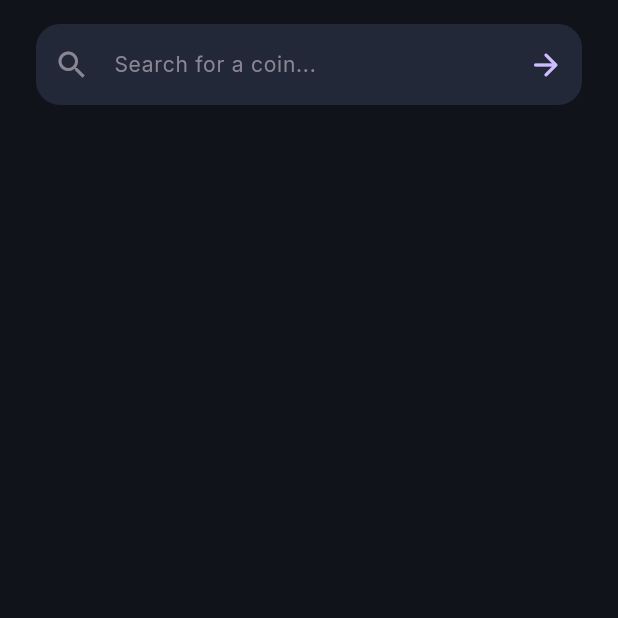
After one commit to Ashraf0Sherif/Crypto, a Flutter app: the SearchScreen screen opened directly, on a phone screen of 412 x 824 dp, the top half of it. The commit adds this screen. Run offline on Flutter 3.47's test engine with Material 3 defaults, Android fonts, the phone set to English and light mode, and no system bars; our stand-ins replace cached_network_image, dio, fl_chart, flutter_bloc, flutter_secure_storage, flutter_svg and 7 more; accounts and stored records are empty.

Commit message:
feat(search): integrate search module and update main navigation
- Added full search capabilities including live API integration and persistent local history.
- Reorganized the bottom navigation flow to prioritize search and refactored the presentation layer to promote UI reusability.

```diff
--- /dev/null
+++ b/devtools_options.yaml
@@ -0,0 +1,3 @@
+description: This file stores settings for Dart & Flutter DevTools.
+documentation: https://docs.flutter.dev/tools/devtools/extensions#configure-extension-enablement-states
+extensions:
--- a/lib/core/di/dependency_injection.dart
+++ b/lib/core/di/dependency_injection.dart
@@ -7,6 +7,8 @@ import '../../features/coin_details/data/repos/coin_details_repo.dart';
 import '../../features/coin_details/logic/coin_details_cubit.dart';
 import '../../features/home/data/repos/home_repo.dart';
 import '../../features/home/logic/home_cubit.dart';
+import '../../features/search/data/repos/search_repo.dart';
+import '../../features/search/logic/search_cubit.dart';
 import '../local/hive/hive_service.dart';
 import '../local/secure_storage_service.dart';
 import '../networking/api_services.dart';
@@ -42,4 +44,8 @@ Future<void> setupGetIt() async {
   // Auth
   getIt.registerLazySingleton<AuthRepo>(() => AuthRepo(getIt()));
   getIt.registerFactory<AuthCubit>(() => AuthCubit(getIt()));
+
+  // Search
+  getIt.registerLazySingleton<SearchRepo>(() => SearchRepo(getIt(), getIt()));
+  getIt.registerFactory<SearchCubit>(() => SearchCubit(getIt()));
 }
--- a/lib/core/routing/app_router.dart
+++ b/lib/core/routing/app_router.dart
@@ -6,6 +6,7 @@ import '../../features/auth/logic/auth_cubit.dart';
 import '../../features/coin_details/logic/coin_details_cubit.dart';
 import '../../features/coin_details/presentation/screens/coin_details_screen.dart';
 import '../../features/home/logic/home_cubit.dart';
+import '../../features/search/logic/search_cubit.dart';
 import '../di/dependency_injection.dart';
 
 import '../../features/bottom_nav/logic/bottom_nav_cubit.dart';
@@ -50,6 +51,9 @@ class AppRouter {
               BlocProvider(
                 create: (context) => getIt<HomeCubit>()..getCoinsMarkets(),
               ),
+              BlocProvider(
+                create: (context) => getIt<SearchCubit>()..loadSearchHistory(),
+              ),
             ],
             child: const BottomNavScreen(),
           ),
--- a/lib/features/bottom_nav/logic/bottom_nav_cubit.dart
+++ b/lib/features/bottom_nav/logic/bottom_nav_cubit.dart
@@ -4,11 +4,11 @@ import 'package:flutter_bloc/flutter_bloc.dart';
 import '../../../core/theme/app_colors.dart';
 import '../../../gen/assets.gen.dart';
 import '../../home/presentation/screens/home_screen.dart';
-
+import '../../search/presentation/screens/search_screen.dart';
 
 enum NavItemType {
   home,
-  markets,
+  search,
   trades,
   activity,
   wallets;
@@ -17,8 +17,8 @@ enum NavItemType {
     switch (this) {
       case NavItemType.home:
         return 'Home';
-      case NavItemType.markets:
-        return 'Markets';
+      case NavItemType.search:
+        return 'Search';
       case NavItemType.trades:
         return 'Trades';
       case NavItemType.activity:
@@ -32,8 +32,8 @@ enum NavItemType {
     switch (this) {
       case NavItemType.home:
         return Assets.svgs.home.path;
-      case NavItemType.markets:
-        return Assets.svgs.market.path;
+      case NavItemType.search:
+        return Assets.svgs.search.path;
       case NavItemType.trades:
         return Assets.svgs.trades.path;
       case NavItemType.activity:
@@ -47,10 +47,8 @@ enum NavItemType {
     switch (this) {
       case NavItemType.home:
         return const HomeScreen();
-      case NavItemType.markets:
-        return const Center(
-          child: Text('Markets', style: TextStyle(color: AppColors.white)),
-        );
+      case NavItemType.search:
+        return const SearchScreen();
       case NavItemType.trades:
         return const Center(
           child: Text('Trades', style: TextStyle(color: AppColors.white)),
--- /dev/null
+++ b/lib/features/search/data/model/search_model.dart
@@ -0,0 +1,26 @@
+import 'package:json_annotation/json_annotation.dart';
+
+part 'search_model.g.dart';
+
+@JsonSerializable()
+class SearchCoinModel {
+  final String id;
+  final String name;
+  final String symbol;
+  @JsonKey(name: 'market_cap_rank')
+  final int? marketCapRank;
+  final String thumb;
+  final String large;
+
+  SearchCoinModel({
+    required this.id,
+    required this.name,
+    required this.symbol,
+    this.marketCapRank,
+    required this.thumb,
+    required this.large,
+  });
+
+  factory SearchCoinModel.fromJson(Map<String, dynamic> json) =>
+      _$SearchCoinModelFromJson(json);
+}
--- /dev/null
+++ b/lib/features/search/data/repos/search_repo.dart
@@ -0,0 +1,26 @@
+import '../../../../core/networking/api_result.dart';
+import '../../../../core/networking/api_services.dart';
+import '../../../../core/local/hive/hive_service.dart';
+import '../model/search_model.dart';
+
+class SearchRepo {
+  final ApiServices _apiServices;
+  final HiveService _hiveService;
+
+  SearchRepo(this._apiServices, this._hiveService);
+
+  Future<Result<List<SearchCoinModel>>> searchCoins(String query) async {
+    try {
+      final response = await _apiServices.searchCoins(query);
+      return Success(response);
+    } catch (e) {
+      return Failure('Search failed. Please try again.');
+    }
+  }
+
+  // Local Storage Methods for History
+  Future<void> saveSearchQuery(String query) async => await _hiveService.saveSearchQuery(query);
+  Future<List<String>> getSearchHistory() async => await _hiveService.getSearchHistory();
+  Future<void> clearSearchHistory() async => await _hiveService.clearSearchHistory();
+  Future<void> removeSearchQuery(String query) async => await _hiveService.removeSearchQuery(query);
+}
--- /dev/null
+++ b/lib/features/search/logic/search_state.dart
@@ -0,0 +1,19 @@
+
+import '../data/model/search_model.dart';
+
+sealed class SearchState {}
+
+class SearchInitial extends SearchState {}
+class SearchLoading extends SearchState {}
+class SearchHistoryLoaded extends SearchState {
+  final List<String> history;
+  SearchHistoryLoaded(this.history);
+}
+class SearchResultsSuccess extends SearchState {
+  final List<SearchCoinModel> coins;
+  SearchResultsSuccess(this.coins);
+}
+class SearchError extends SearchState {
+  final String message;
+  SearchError(this.message);
+}
--- /dev/null
+++ b/lib/features/search/presentation/screens/search_screen.dart
@@ -0,0 +1,66 @@
+import 'package:flutter/material.dart';
+import 'package:flutter_bloc/flutter_bloc.dart';
+import '../../../../core/theme/app_colors.dart';
+import '../../../../core/theme/app_text_styles.dart';
+import '../../../../core/widgets/lottie_loader.dart';
+import '../../logic/search_cubit.dart';
+import '../../logic/search_state.dart';
+import '../widgets/recent_searches.dart';
+import '../widgets/search_field.dart';
+import '../widgets/search_results.dart';
+
+class SearchScreen extends StatelessWidget {
+  const SearchScreen({super.key});
+
+  @override
+  Widget build(BuildContext context) {
+    return Scaffold(
+      backgroundColor: AppColors.background,
+      body: SafeArea(
+        child: Column(
+          crossAxisAlignment: CrossAxisAlignment.start,
+          children: [
+            const Padding(
+              padding: EdgeInsets.fromLTRB(24, 16, 24, 0),
+              child: SearchField(),
+            ),
+            const SizedBox(height: 24),
+            Expanded(
+              child: BlocBuilder<SearchCubit, SearchState>(
+                builder: (context, state) {
+                  if (state is SearchLoading) {
+                    return const Center(child: LottieLoader());
+                  }
+
+                  return SingleChildScrollView(
+                    padding: const EdgeInsets.only(bottom: 120),
+                    child: Padding(
+                      padding: const EdgeInsets.symmetric(horizontal: 24.0),
+                      child: _buildBodyContent(state),
+                    ),
+                  );
+                },
+              ),
+            ),
+          ],
+        ),
+      ),
+    );
+  }
+
+  Widget _buildBodyContent(SearchState state) {
+    if (state is SearchHistoryLoaded) {
+      return RecentSearches(history: state.history);
+    } else if (state is SearchResultsSuccess) {
+      return SearchResults(coins: state.coins);
+    } else if (state is SearchError) {
+      return Center(
+        child: Padding(
+          padding: const EdgeInsets.only(top: 100),
+          child: Text(state.message, style: AppTextStyles.bodyLg),
+        ),
+      );
+    }
+    return const SizedBox.shrink();
+  }
+}
--- /dev/null
+++ b/lib/features/search/presentation/widgets/search_field.dart
@@ -0,0 +1,51 @@
+import 'package:flutter/material.dart';
+import 'package:flutter_bloc/flutter_bloc.dart';
+import '../../../../core/theme/app_colors.dart';
+import '../../../../core/theme/app_text_styles.dart';
+import '../../logic/search_cubit.dart';
+
+class SearchField extends StatelessWidget {
+  const SearchField({super.key});
+
+  @override
+  Widget build(BuildContext context) {
+    final cubit = context.read<SearchCubit>();
+    return TextField(
+      controller: cubit.searchController,
+      style: AppTextStyles.bodyMd.copyWith(color: AppColors.onSurface),
+      onSubmitted: (value) {
+        final query = value.trim();
+        if (query.isNotEmpty) {
+          cubit.addToHistory(query);
+          cubit.search(query);
+        }
+      },
+      decoration: InputDecoration(
+        hintText: 'Search for a coin...',
+        hintStyle: AppTextStyles.bodyMd.copyWith(
+          color: AppColors.onSurfaceMuted,
+        ),
+        prefixIcon: const Icon(Icons.search, color: AppColors.onSurfaceMuted),
+        suffixIcon: IconButton(
+          icon: const Icon(
+            Icons.arrow_forward_rounded,
+            color: AppColors.primary,
+          ),
+          onPressed: () {
+            final query = cubit.searchController.text.trim();
+            if (query.isNotEmpty) {
+              cubit.addToHistory(query);
+              cubit.search(query);
+            }
+          },
+        ),
+        filled: true,
+        fillColor: AppColors.surfaceContainer,
+        border: OutlineInputBorder(
+          borderRadius: BorderRadius.circular(16),
+          borderSide: BorderSide.none,
+        ),
+      ),
+    );
+  }
+}
```
Also changed, not shown: lib/core/local/hive/hive_service.dart (+37 -0 lines), lib/core/networking/api_services.dart (+13 -9 lines), lib/features/home/presentation/widgets/coin_section.dart (+1 -16 lines), lib/features/search/logic/search_cubit.dart (added, +54 -0 lines), lib/features/search/presentation/widgets/recent_searches.dart (added, +58 -0 lines), lib/features/search/presentation/widgets/search_result_card.dart (added, +102 -0 lines), lib/features/search/presentation/widgets/search_results.dart (added, +47 -0 lines), lib/features/search/data/model/search_model.g.dart (added).
